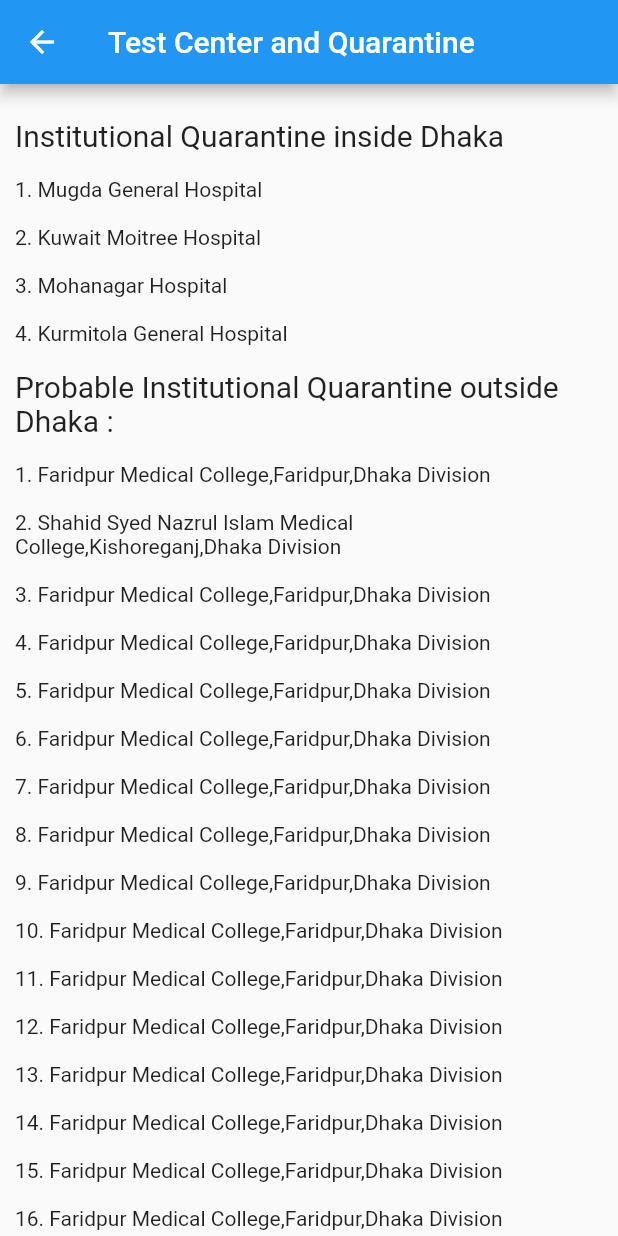
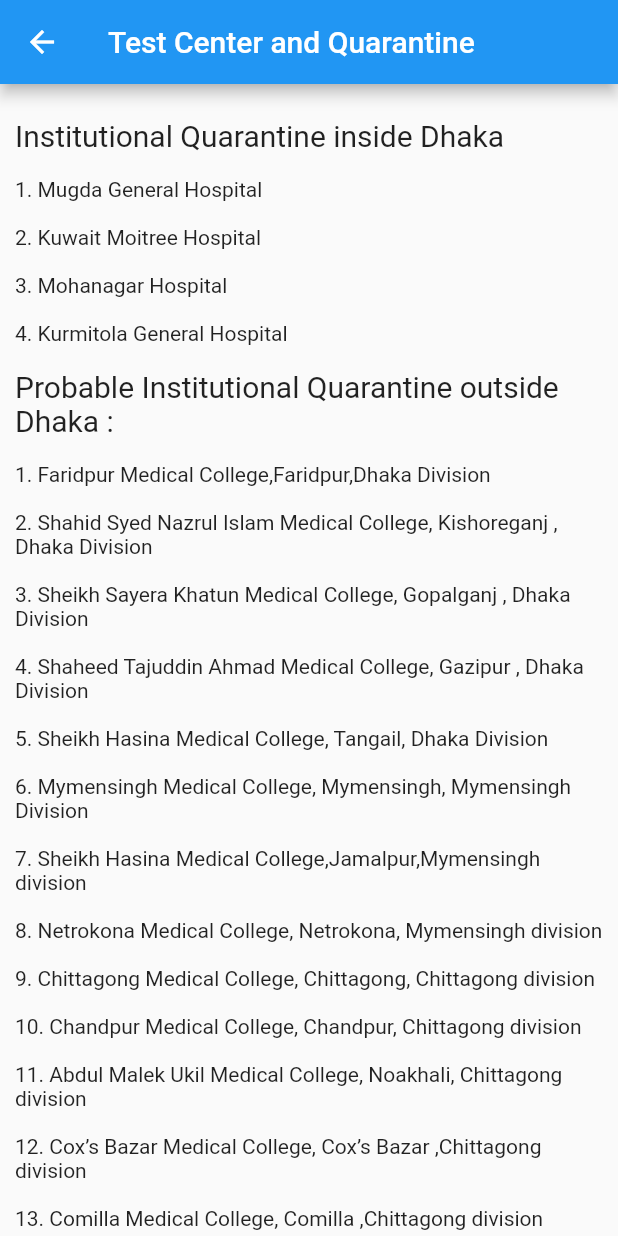
Before and after one commit to lsiddiqsunny/COVID19, a Flutter app: the Quarantine screen opened by its route, on a phone screen of 412 x 824 dp. Run offline on Flutter 3.47's test engine with Material 2 defaults, Android fonts, the phone set to English and light mode, and no system bars; our stand-ins replace font_awesome_flutter, geolocator, google_maps_flutter.

```diff
--- a/Spondon/covid19/lib/view/quarantine.dart
+++ b/Spondon/covid19/lib/view/quarantine.dart
@@ -8,7 +8,7 @@
           title: Text('Test Center and Quarantine'),
         ),
         body: Padding(
-          padding: EdgeInsets.fromLTRB(10,0,10,0),
+          padding: EdgeInsets.fromLTRB(10, 0, 10, 0),
           child: SingleChildScrollView(
             child: Column(
               crossAxisAlignment: CrossAxisAlignment.start,
@@ -27,23 +27,59 @@
                 ),
                 Text('\n1. Faridpur Medical College,Faridpur,Dhaka Division'),
                 Text(
-                    '\n2. Shahid Syed Nazrul Islam Medical College,Kishoreganj,Dhaka Division'),
-                Text('\n3. Faridpur Medical College,Faridpur,Dhaka Division'),
-                Text('\n4. Faridpur Medical College,Faridpur,Dhaka Division'),
-                Text('\n5. Faridpur Medical College,Faridpur,Dhaka Division'),
-                Text('\n6. Faridpur Medical College,Faridpur,Dhaka Division'),
-                Text('\n7. Faridpur Medical College,Faridpur,Dhaka Division'),
-                Text('\n8. Faridpur Medical College,Faridpur,Dhaka Division'),
-                Text('\n9. Faridpur Medical College,Faridpur,Dhaka Division'),
-                Text('\n10. Faridpur Medical College,Faridpur,Dhaka Division'),
-                Text('\n11. Faridpur Medical College,Faridpur,Dhaka Division'),
-                Text('\n12. Faridpur Medical College,Faridpur,Dhaka Division'),
-                Text('\n13. Faridpur Medical College,Faridpur,Dhaka Division'),
-                Text('\n14. Faridpur Medical College,Faridpur,Dhaka Division'),
-                Text('\n15. Faridpur Medical College,Faridpur,Dhaka Division'),
-                Text('\n16. Faridpur Medical College,Faridpur,Dhaka Division'),
-                Text('\n17. Faridpur Medical College,Faridpur,Dhaka Division'),
-                Text('\n18. Faridpur Medical College,Faridpur,Dhaka Division'),
+                    '\n2. Shahid Syed Nazrul Islam Medical College, Kishoreganj , Dhaka Division'),
+                Text(
+                    '\n3. Sheikh Sayera Khatun Medical College, Gopalganj , Dhaka Division'),
+                Text(
+                    '\n4. Shaheed Tajuddin Ahmad Medical College, Gazipur , Dhaka Division'),
+                Text(
+                    '\n5. Sheikh Hasina Medical College, Tangail, Dhaka Division'),
+                Text(
+                    '\n6. Mymensingh Medical College, Mymensingh, Mymensingh Division'),
+                Text(
+                    '\n7. Sheikh Hasina Medical College,Jamalpur,Mymensingh division'),
+                Text(
+                    '\n8. Netrokona Medical College, Netrokona, Mymensingh division'),
+                Text(
+                    '\n9. Chittagong Medical College, Chittagong, Chittagong division'),
+                Text(
+                    '\n10. Chandpur Medical College, Chandpur, Chittagong division'),
+                Text(
+                    '\n11. Abdul Malek Ukil Medical College, Noakhali, Chittagong division'),
+                Text(
+                    '\n12. Cox’s Bazar Medical College, Cox’s Bazar ,Chittagong division'),
+                Text(
+                    '\n13. Comilla Medical College, Comilla ,Chittagong division'),
+                Text(
+                    '\n14. Rangamati Medical College, Rangamati, Chittagong division'),
+                Text('\n15. Khulna Medical College, Khulna, Khulna Division'),
+                Text('\n16. Kushtia Medical College, Kushtia, Khulna Division'),
+                Text('\n17. Jessore Medical College, Jessore, Khulna Division'),
+                Text('\n18. Magura Medical College, Magura, Khulna Division'),
+                Text(
+                    '\n19. Satkhira Medical College, Satkhira , Khulna Division'),
+                Text(
+                    '\n20. Rajshahi Medical College, Rajshahi, Rajshahi division'),
+                Text(
+                    '\n21. Shaheed Ziaur Rahman Medical College, Bogra, Rajshahi division'),
+                Text('\n22. Pabna Medical College, Pabna, Rajshahi division'),
+                Text(
+                    '\n23. Naogaon Medical College, Naogaon, Rajshahi division'),
+                Text(
+                    '\n24.Shaheed M. Monsur Ali Medical College, Sirajganj, Rajshahi division'),
+                Text(
+                    '\n25.Sylhet MAG Osmani Medical College, Sylhet, Sylhet division'),
+                Text(
+                    '\n26.Sheikh Hasina Medical College, Habiganj, Sylhet division'),
+                Text('\n27.Rangpur Medical College, Rangpur, Rangpur division'),
+                Text(
+                    '\n28.M Abdur Rahim Medical College, Dinajpur, Rangpur division'),
+                Text(
+                    '\n29.Nilphamari Medical College, Nilphamari, Rangpur division'),
+                Text(
+                    '\n30.Patuakhali Medical College, Patuakhali, Barisal division'),
+                Text(
+                    '\n31.Sher-e-Bangla Medical College ,Barisal, Barisal division'),
               ],
             ),
           ),
```
Also changed, not shown: 3 other files.
